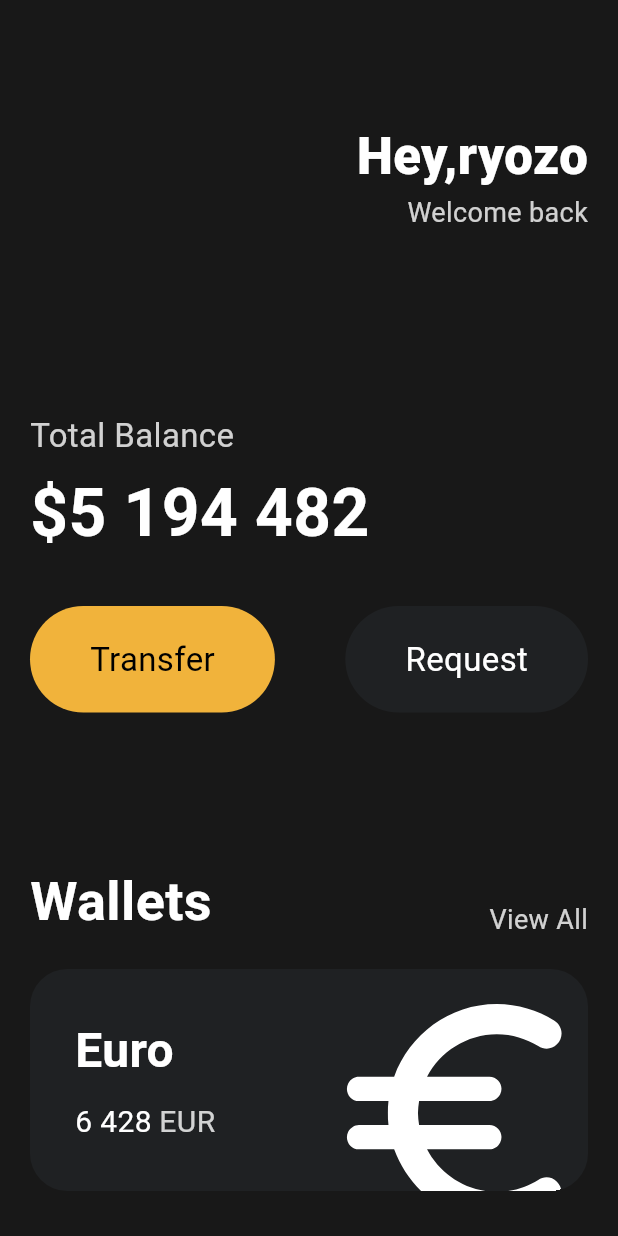
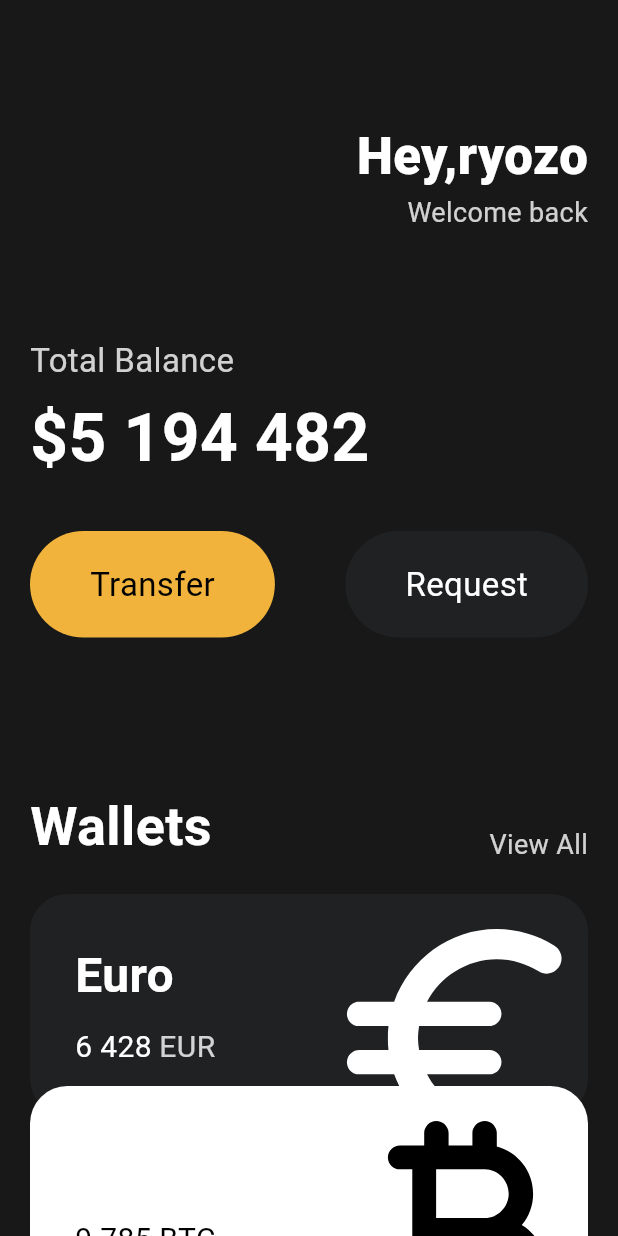
Before and after one commit to ryozo7/learn_flutter, a Flutter app: the screen it shows after launch, on a phone screen of 412 x 824 dp. Run offline on Flutter 3.47's test engine with Material 3 defaults, Android fonts, the phone set to English and light mode, and no system bars.

Commit message:
:+1: #3.8 Reusable Cards
https://nomadcoders.co/flutter-for-beginners/lectures/4147

```diff
--- a/lib/main.dart
+++ b/lib/main.dart
@@ -1,7 +1,8 @@
 import 'package:flutter/foundation.dart';
 import 'package:flutter/material.dart';
 import 'package:flutter/services.dart';
-import 'package:toonflix/widget/Button.dart';
+import 'package:toonflix/widgets/Button.dart';
+import 'package:toonflix/widgets/currency_card.dart';
 
 void main() {
   runApp(const App());
@@ -15,7 +16,8 @@ class App extends StatelessWidget {
     return MaterialApp(
       home: Scaffold(
         backgroundColor: const Color(0xFF181818),
-        body: Padding(
+        body: SingleChildScrollView(
+          child: Padding(
             padding: const EdgeInsets.symmetric(
               horizontal: 20,
             ),
@@ -51,7 +53,7 @@ class App extends StatelessWidget {
                   ],
                 ),
                 const SizedBox(
-                height: 120,
+                  height: 70,
                 ),
                 Text(
                   "Total Balance",
@@ -116,76 +118,37 @@ class App extends StatelessWidget {
                 const SizedBox(
                   height: 20,
                 ),
-              Container(
-                clipBehavior: Clip.hardEdge,
-                decoration: BoxDecoration(
-                  color: const Color(0xFF1F2123),
-                  borderRadius: BorderRadius.circular(
-                    25,
+                const CurrencyCard(
+                  name: "Euro",
+                  code: "EUR",
+                  amount: "6 428",
+                  icon: Icons.euro_rounded,
+                  isInverted: false,
+                ),
+                Transform.translate(
+                  offset: const Offset(0, -20),
+                  child: const CurrencyCard(
+                    name: "Bitcoin",
+                    code: "BTC",
+                    amount: "9 785",
+                    icon: Icons.currency_bitcoin_rounded,
+                    isInverted: true,
                   ),
                 ),
-                child: Padding(
-                  padding: const EdgeInsets.all(
-                    30,
-                  ),
-                  child: Row(
-                    mainAxisAlignment: MainAxisAlignment.spaceBetween,
-                    children: [
-                      Column(
-                        crossAxisAlignment: CrossAxisAlignment.start,
-                        children: [
-                          const Text(
-                            "Euro",
-                            style: TextStyle(
-                              color: Colors.white,
-                              fontSize: 32,
-                              fontWeight: FontWeight.w600,
-                            ),
-                          ),
-                          const SizedBox(
-                            height: 10,
-                          ),
-                          Row(
-                            children: [
-                              const Text(
-                                "6 428",
-                                style: TextStyle(
-                                  color: Colors.white,
-                                  fontSize: 20,
-                                ),
-                              ),
-                              const SizedBox(
-                                width: 5,
-                              ),
-                              Text(
-                                "EUR",
-                                style: TextStyle(
-                                  color: Colors.white.withOpacity(0.8),
-                                  fontSize: 20,
-                                ),
-                              ),
-                            ],
-                          ),
-                        ],
-                      ),
-                      Transform.scale(
-                        scale: 2.2,
-                        child: Transform.translate(
-                          offset: const Offset(-5, 10),
-                          child: const Icon(
-                            Icons.euro_rounded,
-                            color: Colors.white,
-                            size: 88,
-                          ),
+                Transform.translate(
+                  offset: const Offset(0, -40),
+                  child: const CurrencyCard(
+                    name: "Dollor",
+                    code: "USD",
+                    amount: "928",
+                    icon: Icons.attach_money_rounded,
+                    isInverted: false,
                   ),
                 ),
               ],
             ),
           ),
         ),
-            ],
-          ),
-        ),
       ),
     );
   }
--- /dev/null
+++ b/lib/widgets/currency_card.dart
@@ -0,0 +1,92 @@
+import 'package:flutter/material.dart';
+
+class CurrencyCard extends StatelessWidget {
+  final String name, code, amount;
+  final IconData icon;
+  final bool isInverted;
+
+  const CurrencyCard({
+    super.key,
+    required this.name,
+    required this.code,
+    required this.amount,
+    required this.icon,
+    required this.isInverted,
+  });
+
+  @override
+  Widget build(BuildContext context) {
+    return Container(
+      clipBehavior: Clip.hardEdge,
+      decoration: BoxDecoration(
+        color: isInverted ? Colors.white : const Color(0xFF1F2123),
+        borderRadius: BorderRadius.circular(
+          25,
+        ),
+      ),
+      child: Padding(
+        padding: const EdgeInsets.all(
+          30,
+        ),
+        child: Row(
+          mainAxisAlignment: MainAxisAlignment.spaceBetween,
+          children: [
+            Column(
+              crossAxisAlignment: CrossAxisAlignment.start,
+              children: [
+                Text(
+                  name,
+                  style: const TextStyle(
+                    color: Colors.white,
+                    fontSize: 32,
+                    fontWeight: FontWeight.w600,
+                  ),
+                ),
+                const SizedBox(
+                  height: 10,
+                ),
+                Row(
+                  children: [
+                    Text(
+                      amount,
+                      style: TextStyle(
+                        color: isInverted ? Colors.black : Colors.white,
+                        fontSize: 20,
+                      ),
+                    ),
+                    const SizedBox(
+                      width: 5,
+                    ),
+                    Text(
+                      code,
+                      style: TextStyle(
+                        color: isInverted
+                            ? Colors.black
+                            : Colors.white.withOpacity(0.8),
+                        fontSize: 20,
+                      ),
+                    ),
+                  ],
+                ),
+              ],
+            ),
+            Transform.scale(
+              scale: 2.2,
+              child: Transform.translate(
+                offset: const Offset(
+                  -5,
+                  10,
+                ),
+                child: Icon(
+                  icon,
+                  color: isInverted ? Colors.black : Colors.white,
+                  size: 88,
+                ),
+              ),
+            ),
+          ],
+        ),
+      ),
+    );
+  }
+}
```
Also changed, not shown: lib/widgets/button.dart (renamed from lib/widget/button.dart). Lines whose indentation alone changed are shown as unchanged.
